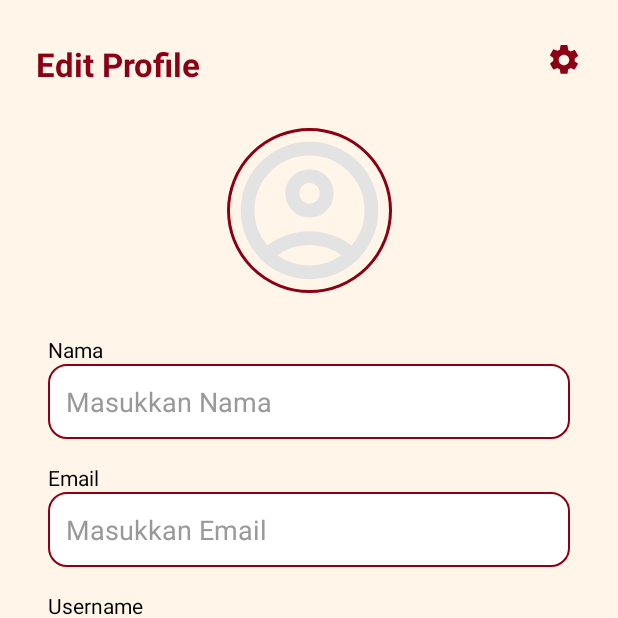
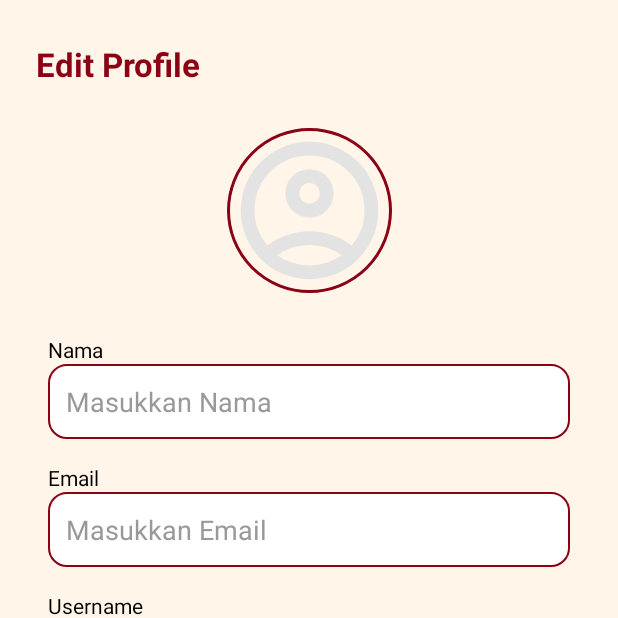
Before and after one commit to yrwiiid/EVEE, an Android app: the fragment halamaneditprofil placed in its activity, on a phone screen of 412 x 824 dp, the top half of it. Run offline under Robolectric (Android 15) with nearby library versions, the phone set to English and light mode, and no system bars; our stand-ins replace CircleImageView, Firebase (no records; nobody signed in at launch, a user with empty details on screens opened directly).

Commit message:
menambah fitur profile

```diff
--- a/app/src/main/res/layout/edit_profile.xml
+++ b/app/src/main/res/layout/edit_profile.xml
@@ -19,19 +19,6 @@
         app:layout_constraintStart_toStartOf="parent"
         android:layout_marginStart="24dp"
         android:layout_marginTop="28dp"/>
-
-    <!-- Icon Settings -->
-    <ImageView
-        android:id="@+id/iconSettings"
-        android:layout_width="24dp"
-        android:layout_height="24dp"
-        android:src="@drawable/ic_settings"
-        app:tint="#8B0015"
-        app:layout_constraintTop_toTopOf="parent"
-        app:layout_constraintEnd_toEndOf="parent"
-        android:layout_marginEnd="24dp"
-        android:layout_marginTop="28dp"
-        android:contentDescription="Settings"/>
 
     <!-- Foto Profil -->
     <de.hdodenhof.circleimageview.CircleImageView
--- /dev/null
+++ b/app/src/main/res/layout/halaman_bantuan.xml
@@ -0,0 +1,6 @@
+<?xml version="1.0" encoding="utf-8"?>
+<androidx.constraintlayout.widget.ConstraintLayout xmlns:android="http://schemas.android.com/apk/res/android"
+    android:layout_width="match_parent"
+    android:layout_height="match_parent">
+
+</androidx.constraintlayout.widget.ConstraintLayout>
--- a/app/src/main/res/layout/halaman_profil.xml
+++ b/app/src/main/res/layout/halaman_profil.xml
@@ -241,5 +241,4 @@
         android:textSize="14sp"
         android:textAllCaps="false"
         android:paddingHorizontal="24dp" />
-
 </RelativeLayout>
--- /dev/null
+++ b/app/src/main/res/layout/halaman_tentang_aplikasi.xml
@@ -0,0 +1,6 @@
+<?xml version="1.0" encoding="utf-8"?>
+<androidx.constraintlayout.widget.ConstraintLayout xmlns:android="http://schemas.android.com/apk/res/android"
+    android:layout_width="match_parent"
+    android:layout_height="match_parent">
+
+</androidx.constraintlayout.widget.ConstraintLayout>
```
Also changed, not shown: app/src/main/java/com/example/evee/halamanprofil.java (+17 -2 lines), app/src/main/java/com/example/evee/halamansettings.java (added, +53 -0 lines), app/src/main/res/drawable/ic_help.xml (added, +9 -0 lines), app/src/main/java/com/example/evee/ForgotPasswordActivity.java (indentation only).
